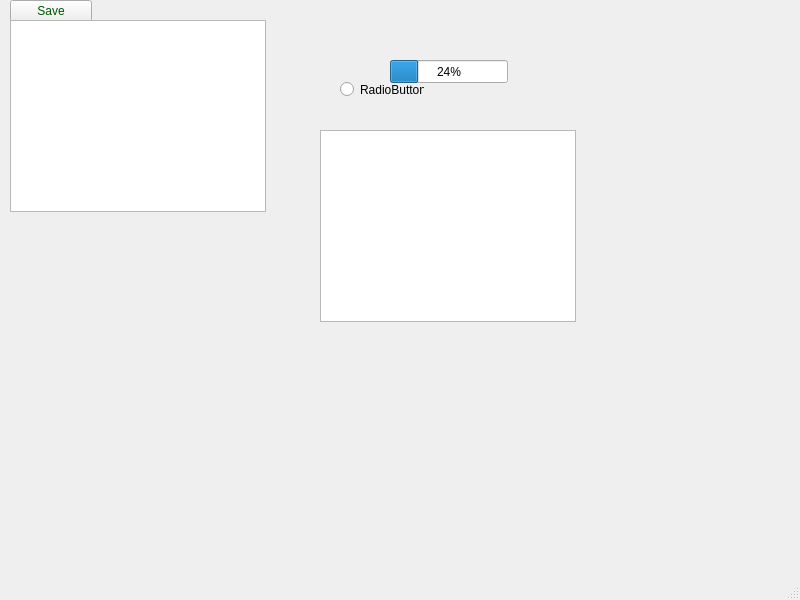
Before: the Qt Designer form mainwindow.ui in Mykhailo418/qt, drawn with Qt 5.
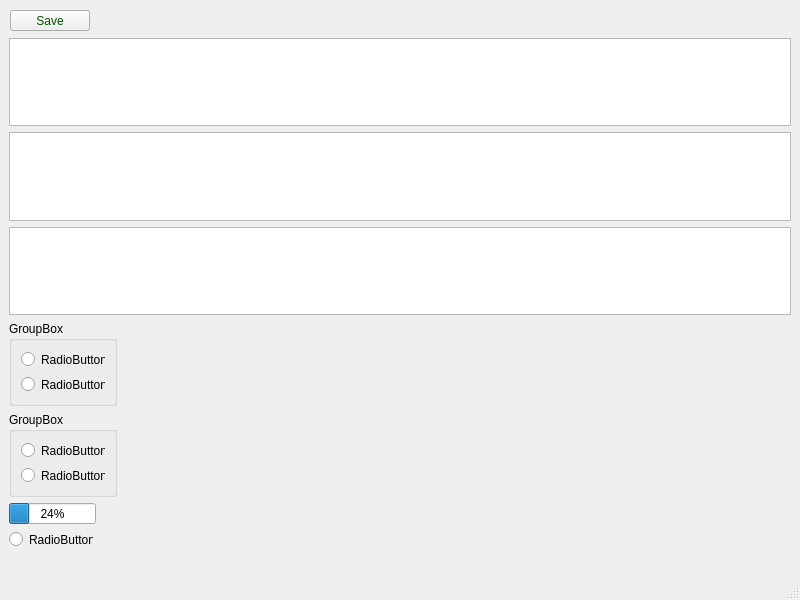
After: the same form once the commit is applied.

What changed in the file:
```diff
--- a/mainwindow.ui
+++ b/mainwindow.ui
@@ -18,40 +18,21 @@
 QPushButton :hover:enabled{color: rgb(ff, 85, 0) }</string>
   </property>
   <widget class="QWidget" name="centralwidget">
-   <widget class="QWidget" name="verticalLayoutWidget">
-    <property name="geometry">
-     <rect>
-      <x>10</x>
-      <y>0</y>
-      <width>82</width>
-      <height>23</height>
-     </rect>
-    </property>
-    <layout class="QVBoxLayout" name="verticalLayout">
-     <item>
-      <widget class="QPushButton" name="Save">
-       <property name="text">
-        <string>Save</string>
-       </property>
-      </widget>
-     </item>
-    </layout>
-   </widget>
    <widget class="QListView" name="listView">
     <property name="geometry">
      <rect>
-      <x>10</x>
-      <y>20</y>
-      <width>256</width>
-      <height>192</height>
+      <x>9</x>
+      <y>38</y>
+      <width>782</width>
+      <height>88</height>
      </rect>
     </property>
    </widget>
    <widget class="QRadioButton" name="radioButton">
     <property name="geometry">
      <rect>
-      <x>340</x>
-      <y>80</y>
+      <x>9</x>
+      <y>530</y>
       <width>84</width>
       <height>19</height>
      </rect>
@@ -63,26 +44,113 @@
    <widget class="QListView" name="listView_2">
     <property name="geometry">
      <rect>
-      <x>320</x>
-      <y>130</y>
-      <width>256</width>
-      <height>192</height>
+      <x>9</x>
+      <y>227</y>
+      <width>782</width>
+      <height>88</height>
      </rect>
     </property>
    </widget>
    <widget class="QProgressBar" name="progressBar">
     <property name="geometry">
      <rect>
-      <x>390</x>
-      <y>60</y>
-      <width>118</width>
-      <height>23</height>
+      <x>9</x>
+      <y>503</y>
+      <width>87</width>
+      <height>21</height>
      </rect>
     </property>
     <property name="value">
      <number>24</number>
     </property>
    </widget>
+   <widget class="QUndoView" name="undoView">
+    <property name="geometry">
+     <rect>
+      <x>9</x>
+      <y>132</y>
+      <width>782</width>
+      <height>89</height>
+     </rect>
+    </property>
+   </widget>
+   <widget class="QGroupBox" name="groupBox">
+    <property name="geometry">
+     <rect>
+      <x>9</x>
+      <y>412</y>
+      <width>108</width>
+      <height>85</height>
+     </rect>
+    </property>
+    <property name="title">
+     <string>GroupBox</string>
+    </property>
+    <layout class="QVBoxLayout" name="verticalLayout_3">
+     <item>
+      <widget class="QRadioButton" name="radioButton_2">
+       <property name="text">
+        <string>RadioButton</string>
+       </property>
+       <property name="autoExclusive">
+        <bool>true</bool>
+       </property>
+      </widget>
+     </item>
+     <item>
+      <widget class="QRadioButton" name="radioButton_3">
+       <property name="text">
+        <string>RadioButton</string>
+       </property>
+       <property name="autoExclusive">
+        <bool>true</bool>
+       </property>
+      </widget>
+     </item>
+    </layout>
+   </widget>
+   <widget class="QGroupBox" name="groupBox_2">
+    <property name="geometry">
+     <rect>
+      <x>9</x>
+      <y>321</y>
+      <width>108</width>
+      <height>85</height>
+     </rect>
+    </property>
+    <property name="title">
+     <string>GroupBox</string>
+    </property>
+    <layout class="QVBoxLayout" name="verticalLayout_2">
+     <item>
+      <widget class="QRadioButton" name="radioButton_4">
+       <property name="text">
+        <string>RadioButton</string>
+       </property>
+      </widget>
+     </item>
+     <item>
+      <widget class="QRadioButton" name="radioButton_5">
+       <property name="text">
+        <string>RadioButton</string>
+       </property>
+      </widget>
+     </item>
+    </layout>
+   </widget>
+   <widget class="QPushButton" name="Save">
+    <property name="geometry">
+     <rect>
+      <x>10</x>
+      <y>10</y>
+      <width>80</width>
+      <height>21</height>
+     </rect>
+    </property>
+    <property name="text">
+     <string>Save</string>
+    </property>
+   </widget>
   </widget>
   <widget class="QMenuBar" name="menubar">
    <property name="geometry">
```
Left out of the diff: 3 changed lines with no effect on the pictures.
